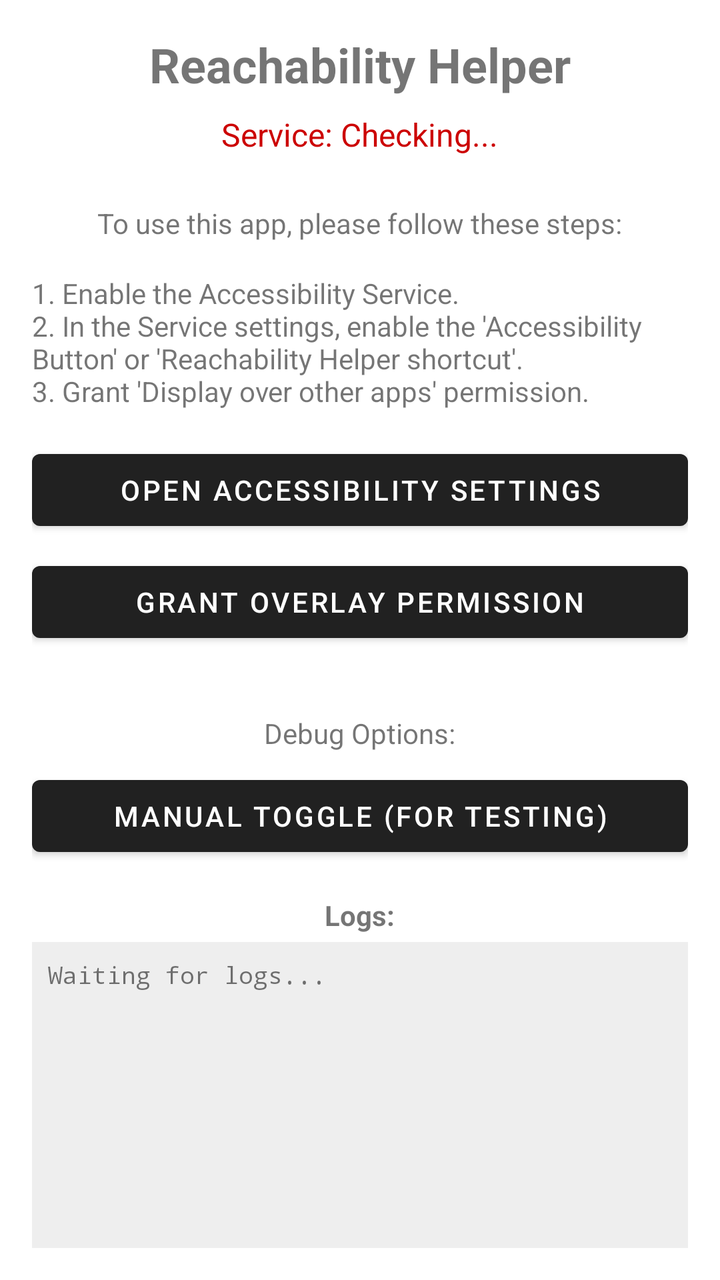
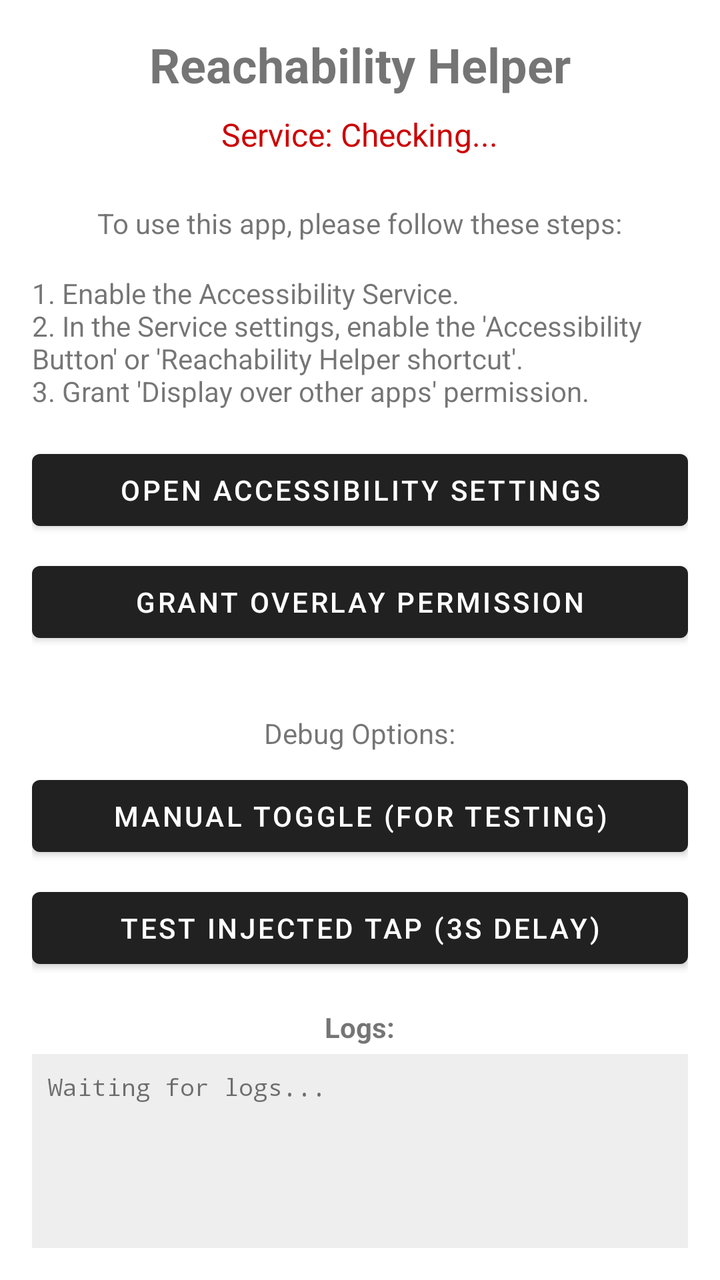

Two renders of the same Android screen: before a commit and after it. Below are the layout's source before the change and the commit's diff.
<!-- AndroidManifest.xml: application theme Theme.ReachabilityHelper -->
<!-- res/layout/activity_main.xml -->
<?xml version="1.0" encoding="utf-8"?>
<LinearLayout xmlns:android="http://schemas.android.com/apk/res/android"
    android:layout_width="match_parent"
    android:layout_height="match_parent"
    android:orientation="vertical"
    android:padding="16dp"
    android:gravity="center">

    <TextView
        android:layout_width="wrap_content"
        android:layout_height="wrap_content"
        android:text="Reachability Helper"
        android:textSize="24sp"
        android:textStyle="bold"
        android:layout_marginBottom="8dp"/>

    <TextView
        android:id="@+id/tv_service_status"
        android:layout_width="wrap_content"
        android:layout_height="wrap_content"
        android:text="Service: Checking..."
        android:textSize="16sp"
        android:layout_marginBottom="24dp"
        android:textColor="@android:color/holo_red_dark"/>

    <TextView
        android:layout_width="wrap_content"
        android:layout_height="wrap_content"
        android:text="To use this app, please follow these steps:"
        android:layout_marginBottom="16dp"
        android:textAlignment="center"/>

    <TextView
        android:layout_width="wrap_content"
        android:layout_height="wrap_content"
        android:text="1. Enable the Accessibility Service.\n2. In the Service settings, enable the 'Accessibility Button' or 'Reachability Helper shortcut'.\n3. Grant 'Display over other apps' permission."
        android:layout_marginBottom="16dp"
        android:textAlignment="viewStart"/>

    <Button
        android:id="@+id/btn_accessibility_settings"
        android:layout_width="match_parent"
        android:layout_height="wrap_content"
        android:text="Open Accessibility Settings"
        android:layout_marginBottom="8dp"/>

    <Button
        android:id="@+id/btn_overlay_settings"
        android:layout_width="match_parent"
        android:layout_height="wrap_content"
        android:text="Grant Overlay Permission"
        android:layout_marginBottom="32dp"/>

    <TextView
        android:layout_width="wrap_content"
        android:layout_height="wrap_content"
        android:text="Debug Options:"
        android:layout_marginBottom="8dp"/>

    <Button
        android:id="@+id/btn_toggle_service"
        android:layout_width="match_parent"
        android:layout_height="wrap_content"
        android:text="Manual Toggle (for testing)"
        android:layout_marginBottom="16dp"/>

    <TextView
        android:layout_width="wrap_content"
        android:layout_height="wrap_content"
        android:text="Logs:"
        android:textStyle="bold"
        android:layout_marginBottom="4dp"/>

    <ScrollView
        android:layout_width="match_parent"
        android:layout_height="0dp"
        android:layout_weight="1"
        android:background="#EEEEEE"
        android:padding="8dp">
        <TextView
            android:id="@+id/tv_logs"
            android:layout_width="match_parent"
            android:layout_height="wrap_content"
            android:fontFamily="monospace"
            android:textSize="12sp"
            android:text="Waiting for logs..."/>
    </ScrollView>

</LinearLayout>
<!-- resources referenced by this layout -->
<resources>
  <style name="Theme.ReachabilityHelper" parent="Theme.MaterialComponents.DayNight.DarkActionBar" />
</resources>

<!-- the commit's change to res/layout/activity_main.xml (unified diff, before → after) -->
@@ -62,6 +62,13 @@
         android:layout_width="match_parent"
         android:layout_height="wrap_content"
         android:text="Manual Toggle (for testing)"
+        android:layout_marginBottom="8dp"/>
+
+    <Button
+        android:id="@+id/btn_test_tap"
+        android:layout_width="match_parent"
+        android:layout_height="wrap_content"
+        android:text="Test Injected Tap (3s delay)"
         android:layout_marginBottom="16dp"/>
 
     <TextView
@@ -83,6 +90,7 @@
             android:layout_height="wrap_content"
             android:fontFamily="monospace"
             android:textSize="12sp"
+            android:textIsSelectable="true"
             android:text="Waiting for logs..."/>
     </ScrollView>
 
